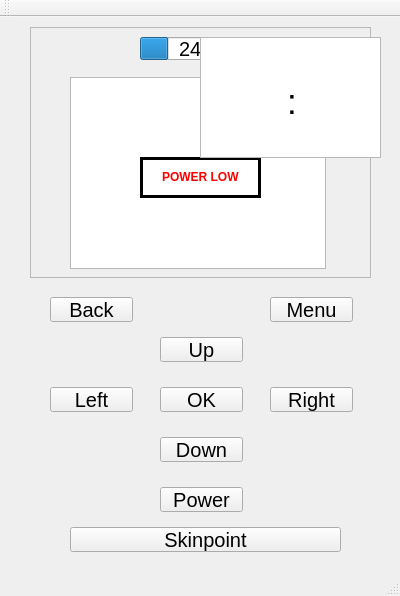
Qt form denasgui.ui (moxxxx/MCT-simulator) before a commit.
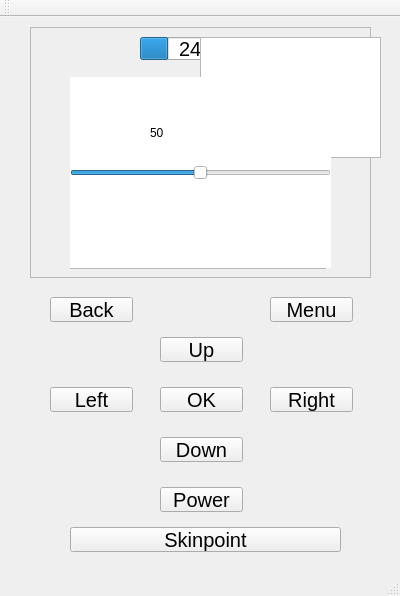
The same form after that commit.

Commit message: skin warning

```diff
--- a/denasgui.ui
+++ b/denasgui.ui
@@ -242,14 +242,26 @@
    <widget class="QLabel" name="warning">
     <property name="geometry">
      <rect>
-      <x>140</x>
+      <x>100</x>
       <y>140</y>
-      <width>121</width>
+      <width>201</width>
       <height>41</height>
      </rect>
     </property>
+    <property name="font">
+     <font>
+      <pointsize>13</pointsize>
+      <weight>75</weight>
+      <bold>true</bold>
+     </font>
+    </property>
     <property name="styleSheet">
-     <string notr="true">background-color:white;</string>
+     <string notr="true">QLabel{
+background-color:white;
+color: red;
+font-weight: bold;
+align: center;
+}</string>
     </property>
     <property name="frameShape">
      <enum>QFrame::Box</enum>
@@ -261,7 +273,7 @@
      <number>3</number>
     </property>
     <property name="text">
-     <string>&lt;html&gt;&lt;head/&gt;&lt;body&gt;&lt;p&gt;&lt;center&gt;&lt;span style=&quot; font-weight:600; color:#ff0000;&quot;&gt;POWER LOW &lt;/span&gt;&lt;/p&gt;&lt;/body&gt;&lt;/html&gt;</string>
+     <string>&lt;html&gt;&lt;head/&gt;&lt;body&gt;&lt;p&gt;Power Low&lt;/p&gt;&lt;/body&gt;&lt;/html&gt;</string>
     </property>
    </widget>
    <widget class="QGraphicsView" name="timerscreen">
@@ -295,6 +307,46 @@
      <string>&lt;html&gt;&lt;head/&gt;&lt;body&gt;&lt;p align=&quot;center&quot;&gt;&lt;span style=&quot; font-size:26pt;&quot;&gt;:&lt;/span&gt;&lt;/p&gt;&lt;/body&gt;&lt;/html&gt;</string>
     </property>
    </widget>
+   <widget class="QSlider" name="powerLevel">
+    <property name="geometry">
+     <rect>
+      <x>70</x>
+      <y>60</y>
+      <width>261</width>
+      <height>191</height>
+     </rect>
+    </property>
+    <property name="styleSheet">
+     <string notr="true">QSlider{
+background-color: white;
+}</string>
+    </property>
+    <property name="maximum">
+     <number>100</number>
+    </property>
+    <property name="value">
+     <number>50</number>
+    </property>
+    <property name="orientation">
+     <enum>Qt::Horizontal</enum>
+    </property>
+    <property name="tickInterval">
+     <number>5</number>
+    </property>
+   </widget>
+   <widget class="QLabel" name="tempPower">
+    <property name="geometry">
+     <rect>
+      <x>150</x>
+      <y>90</y>
+      <width>131</width>
+      <height>51</height>
+     </rect>
+    </property>
+    <property name="text">
+     <string>50</string>
+    </property>
+   </widget>
    <zorder>frame</zorder>
    <zorder>batteryBar</zorder>
    <zorder>upButton</zorder>
@@ -310,6 +362,8 @@
    <zorder>warning</zorder>
    <zorder>timerscreen</zorder>
    <zorder>colon</zorder>
+   <zorder>powerLevel</zorder>
+   <zorder>tempPower</zorder>
   </widget>
   <widget class="QMenuBar" name="menuBar">
    <property name="geometry">
```
The commit also changes 2 other files.
